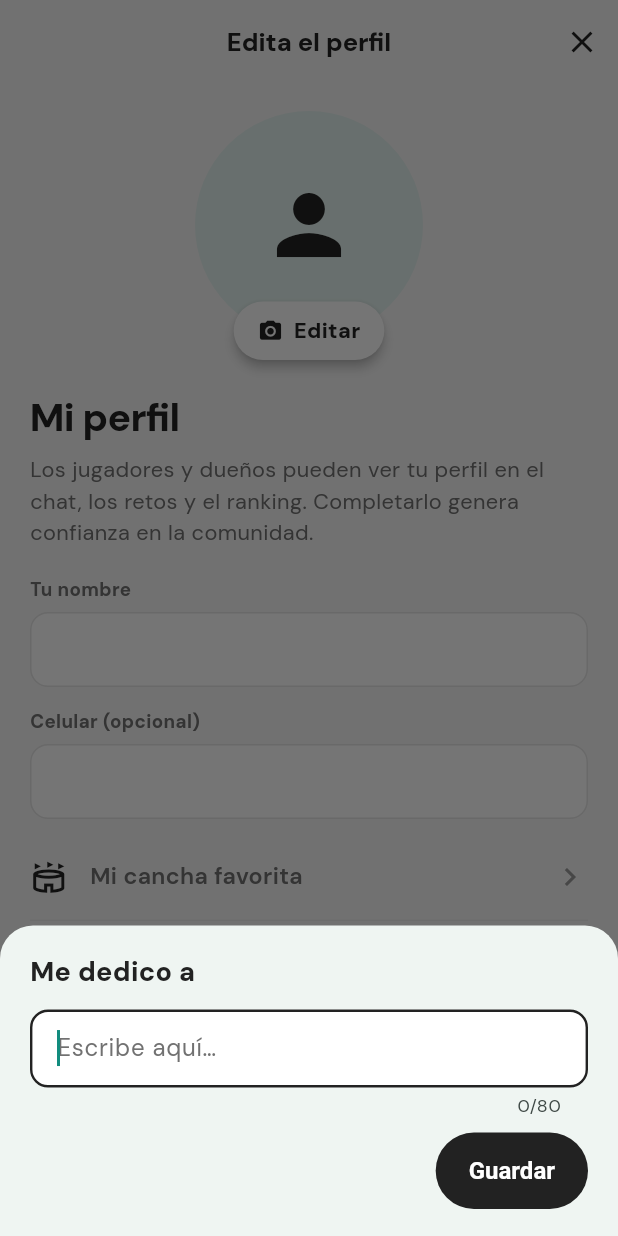
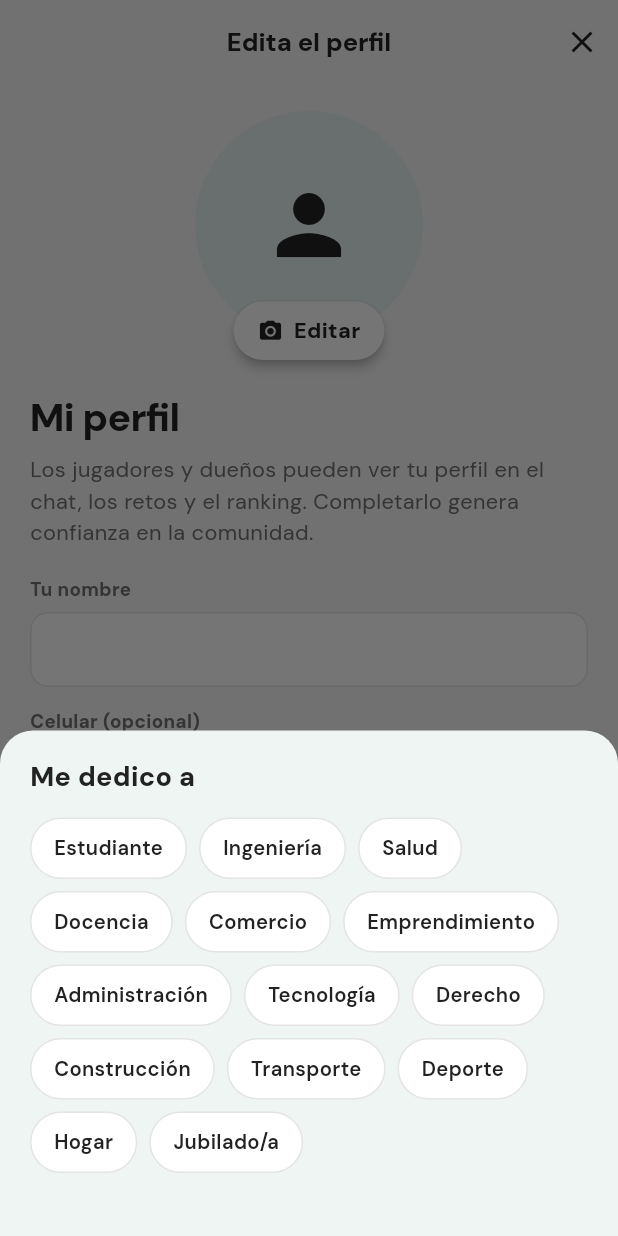
Before and after one commit to dcalagua/canchas-app-lima, a Flutter app: the EditarPerfilScreen screen opened directly, after a tap on "Me dedico a", on a phone screen of 412 x 824 dp. Run offline on Flutter 3.47's test engine with Material 3 defaults, Android fonts, the phone set to English and light mode, and no system bars; our stand-ins replace audioplayers, cached_network_image, file_picker, firebase_core, firebase_messaging, flutter_cache_manager and 19 more; missing offline and left inert: flutter_callkit_incoming, flutter_webrtc, google_mlkit_text_recognition, record; accounts and stored records are empty.

Commit message:
REGLA nueva en CLAUDE.md: sin campos de texto libre (todo por seleccion). Bio del perfil refactorizada a chips con opciones curadas (single/multi), claves nuevas tambien en el perfil publico

```diff
--- a/lib/screens/editar_perfil_screen.dart
+++ b/lib/screens/editar_perfil_screen.dart
@@ -26,18 +26,55 @@ class EditarPerfilScreen extends StatefulWidget {
   State<EditarPerfilScreen> createState() => _EditarPerfilScreenState();
 }
 
-/// Prompts de la bio (clave estable → ícono + etiqueta). Versión PCG de los
-/// "A donde siempre quise ir / Me dedico a" de Airbnb.
-const List<(String, IconData, String)> _kPromptsBio = [
-  ('cancha_favorita', Icons.stadium_outlined, 'Mi cancha favorita'),
-  ('dedico', Icons.work_outline, 'Me dedico a'),
-  ('juego_desde', Icons.history_outlined, 'Juego desde'),
-  ('logro', Icons.emoji_events_outlined, 'Mi mayor logro deportivo'),
-  ('tiempo', Icons.schedule_outlined, 'Dedico demasiado tiempo a'),
-  ('dato', Icons.lightbulb_outline, 'Dato curioso sobre mí'),
-  ('cancion', Icons.music_note_outlined, 'Mi canción para entrar en calor'),
-  ('amo', Icons.favorite_border, 'Amo'),
-  ('idiomas', Icons.translate_outlined, 'Idiomas que hablo'),
+/// Prompts de la bio, versión PCG de los de Airbnb. REGLA del app: nada de
+/// texto libre — cada prompt se responde ELIGIENDO entre opciones curadas
+/// (multi = permite varias, se guardan separadas por " · ").
+class _PromptBio {
+  const _PromptBio(this.clave, this.icono, this.etiqueta, this.opciones,
+      {this.multi = false});
+  final String clave;
+  final IconData icono;
+  final String etiqueta;
+  final List<String> opciones;
+  final bool multi;
+}
+
+const List<_PromptBio> _kPromptsBio = [
+  _PromptBio('dedico', Icons.work_outline, 'Me dedico a', [
+    'Estudiante', 'Ingeniería', 'Salud', 'Docencia', 'Comercio',
+    'Emprendimiento', 'Administración', 'Tecnología', 'Derecho',
+    'Construcción', 'Transporte', 'Deporte', 'Hogar', 'Jubilado/a',
+  ]),
+  _PromptBio('juego_desde', Icons.history_outlined, 'Juego desde hace', [
+    'Menos de 1 año', '1–3 años', '3–5 años', '5–10 años',
+    'Más de 10 años', 'Toda la vida',
+  ]),
+  _PromptBio('logro', Icons.emoji_events_outlined, 'Mi mayor logro deportivo', [
+    'Campeón de barrio', 'Campeón distrital', 'Campeón de academia',
+    'Campeón interescolar', 'Jugué federado', 'Medalla escolar',
+    'Aún lo estoy buscando', 'Jugar por diversión',
+  ]),
+  _PromptBio('estilo', Icons.sports_soccer_outlined, 'Mi estilo de juego', [
+    'Ofensivo', 'Defensivo', 'Estratega', 'Velocidad pura',
+    'Garra y corazón', 'Fair play primero', 'El del gol agónico',
+    'Zurdo/a de oro',
+  ]),
+  _PromptBio('tiempo', Icons.schedule_outlined, 'Dedico demasiado tiempo a', [
+    'Entrenar', 'Ver deporte', 'La familia', 'El trabajo',
+    'Videojuegos', 'Series', 'Música', 'Salir con amigos',
+  ]),
+  _PromptBio('musica', Icons.music_note_outlined,
+      'Mi música para entrar en calor', [
+    'Salsa', 'Reggaetón', 'Rock', 'Cumbia', 'Electrónica',
+    'Huayno', 'Pop', 'Trap', 'Criolla',
+  ]),
+  _PromptBio('horario', Icons.wb_twilight_outlined, 'Mi horario de juego', [
+    'Mañanero', 'Al mediodía', 'Por la tarde', 'Nocturno',
+    'Fines de semana', 'Cuando se pueda',
+  ]),
+  _PromptBio('idiomas', Icons.translate_outlined, 'Idiomas que hablo', [
+    'Español', 'Inglés', 'Portugués', 'Quechua', 'Aimara', 'Otro',
+  ], multi: true),
 ];
 
 class _EditarPerfilScreenState extends State<EditarPerfilScreen> {
@@ -130,54 +167,90 @@ class _EditarPerfilScreenState extends State<EditarPerfilScreen> {
     );
   }
 
-  /// Edita un prompt de la bio en un bottom sheet (estilo Airbnb).
-  Future<void> _editarPrompt(String clave, String etiqueta) async {
-    final ctrl = TextEditingController(text: _bio[clave] ?? '');
-    final res = await showModalBottomSheet<String>(
+  /// Responde un prompt ELIGIENDO entre opciones curadas (regla del app:
+  /// nada de texto libre). Single-select cierra al tocar; multi lleva "Listo".
+  Future<void> _editarPrompt(_PromptBio p) async {
+    final actuales = (_bio[p.clave] ?? '')
+        .split(' · ')
+        .where((x) => x.trim().isNotEmpty)
+        .toSet();
+    final res = await showModalBottomSheet<Set<String>>(
       context: context,
       isScrollControlled: true,
       shape: const RoundedRectangleBorder(
           borderRadius: BorderRadius.vertical(top: Radius.circular(22))),
-      builder: (ctx) => Padding(
-        padding: EdgeInsets.fromLTRB(
-            20, 18, 20, 18 + MediaQuery.of(ctx).viewInsets.bottom),
+      builder: (ctx) {
+        final sel = {...actuales};
+        return StatefulBuilder(
+          builder: (ctx, setS) => Padding(
+            padding: const EdgeInsets.fromLTRB(20, 18, 20, 26),
             child: Column(
               mainAxisSize: MainAxisSize.min,
               crossAxisAlignment: CrossAxisAlignment.start,
               children: [
-            Text(etiqueta,
+                Text(p.etiqueta,
                     style: const TextStyle(
                         fontWeight: FontWeight.w800, fontSize: 18)),
-            const SizedBox(height: 12),
-            TextField(
-              controller: ctrl,
-              autofocus: true,
-              maxLength: 80,
-              textCapitalization: TextCapitalization.sentences,
-              decoration: InputDecoration(
-                hintText: 'Escribe aquí…',
-                border: OutlineInputBorder(
-                    borderRadius: BorderRadius.circular(12)),
+                const SizedBox(height: 14),
+                Wrap(
+                  spacing: 8,
+                  runSpacing: 8,
+                  children: [
+                    for (final o in p.opciones)
+                      GestureDetector(
+                        onTap: () {
+                          if (p.multi) {
+                            setS(() => sel.contains(o)
+                                ? sel.remove(o)
+                                : sel.add(o));
+                          } else {
+                            Navigator.of(ctx).pop({o});
+                          }
+                        },
+                        child: Container(
+                          padding: const EdgeInsets.symmetric(
+                              horizontal: 15, vertical: 10),
+                          decoration: BoxDecoration(
+                            color: sel.contains(o)
+                                ? const Color(0xFFEBEBEB)
+                                : Colors.white,
+                            borderRadius: BorderRadius.circular(30),
+                            border: Border.all(
+                                color: sel.contains(o)
+                                    ? const Color(0xFFB9B9B9)
+                                    : const Color(0xFFE4E4E4)),
                           ),
-              onSubmitted: (v) => Navigator.of(ctx).pop(v),
+                          child: Text(o,
+                              style: TextStyle(
+                                  fontSize: 13.5,
+                                  fontWeight: sel.contains(o)
+                                      ? FontWeight.w800
+                                      : FontWeight.w600,
+                                  color: tinta)),
                         ),
-            const SizedBox(height: 10),
+                      ),
+                  ],
+                ),
+                const SizedBox(height: 16),
                 Row(
                   children: [
-                if ((_bio[clave] ?? '').isNotEmpty)
+                    if (actuales.isNotEmpty)
                       TextButton(
-                    onPressed: () => Navigator.of(ctx).pop(''),
+                        onPressed: () =>
+                            Navigator.of(ctx).pop(<String>{}),
                         child: const Text('Quitar',
                             style: TextStyle(color: textoTenue)),
                       ),
                     const Spacer(),
+                    if (p.multi)
                       FilledButton(
                         style: FilledButton.styleFrom(
                             backgroundColor: tinta,
                             shape: RoundedRectangleBorder(
-                          borderRadius: BorderRadius.circular(999))),
-                  onPressed: () => Navigator.of(ctx).pop(ctrl.text),
-                  child: const Text('Guardar'),
+                                borderRadius:
+                                    BorderRadius.circular(999))),
+                        onPressed: () => Navigator.of(ctx).pop(sel),
+                        child: const Text('Listo'),
                       ),
                   ],
                 ),
@@ -185,13 +258,15 @@ class _EditarPerfilScreenState extends State<EditarPerfilScreen> {
             ),
           ),
         );
+      },
+    );
     if (res == null || !mounted) return;
     setState(() {
-      final v = res.trim();
-      if (v.isEmpty) {
-        _bio.remove(clave);
+      if (res.isEmpty) {
+        _bio.remove(p.clave);
       } else {
-        _bio[clave] = v;
+        // Conserva el orden del catálogo (data consistente entre perfiles).
+        _bio[p.clave] = p.opciones.where(res.contains).join(' · ');
       }
     });
   }
@@ -376,23 +451,23 @@ class _EditarPerfilScreenState extends State<EditarPerfilScreen> {
                       fmt: [FilteringTextInputFormatter.digitsOnly]),
                   const SizedBox(height: 10),
                   // ── Prompts estilo Airbnb (versión deportiva) ──
-                  for (final (clave, icono, etiqueta) in _kPromptsBio) ...[
+                  for (final pr in _kPromptsBio) ...[
                     InkWell(
-                      onTap: () => _editarPrompt(clave, etiqueta),
+                      onTap: () => _editarPrompt(pr),
                       child: Padding(
                         padding: const EdgeInsets.symmetric(vertical: 16),
                         child: Row(
                           children: [
-                            Icon(icono, size: 25, color: tinta),
+                            Icon(pr.icono, size: 25, color: tinta),
                             const SizedBox(width: 15),
                             Expanded(
-                              child: (_bio[clave] ?? '').isEmpty
-                                  ? Text(etiqueta,
+                              child: (_bio[pr.clave] ?? '').isEmpty
+                                  ? Text(pr.etiqueta,
                                       style: TextStyle(
                                           fontSize: 15.5,
                                           fontWeight: FontWeight.w600,
                                           color: textoTenueDe(context)))
-                                  : Text('$etiqueta: ${_bio[clave]}',
+                                  : Text('${pr.etiqueta}: ${_bio[pr.clave]}',
                                       maxLines: 2,
                                       overflow: TextOverflow.ellipsis,
                                       style: const TextStyle(
--- a/lib/screens/perfil_global_screen.dart
+++ b/lib/screens/perfil_global_screen.dart
@@ -31,14 +31,13 @@ class PerfilGlobalScreen extends StatefulWidget {
 /// Prompts de la bio (misma lista/orden que "Editar perfil"): clave estable →
 /// ícono + etiqueta. Solo se pintan los que el jugador llenó.
 const List<(String, IconData, String)> _kPromptsPerfil = [
-  ('cancha_favorita', Icons.stadium_outlined, 'Mi cancha favorita'),
   ('dedico', Icons.work_outline, 'Me dedico a'),
-  ('juego_desde', Icons.history_outlined, 'Juego desde'),
+  ('juego_desde', Icons.history_outlined, 'Juego desde hace'),
   ('logro', Icons.emoji_events_outlined, 'Mi mayor logro deportivo'),
+  ('estilo', Icons.sports_soccer_outlined, 'Mi estilo de juego'),
   ('tiempo', Icons.schedule_outlined, 'Dedico demasiado tiempo a'),
-  ('dato', Icons.lightbulb_outline, 'Dato curioso sobre mí'),
-  ('cancion', Icons.music_note_outlined, 'Mi canción para entrar en calor'),
-  ('amo', Icons.favorite_border, 'Amo'),
+  ('musica', Icons.music_note_outlined, 'Mi música para entrar en calor'),
+  ('horario', Icons.wb_twilight_outlined, 'Mi horario de juego'),
   ('idiomas', Icons.translate_outlined, 'Idiomas que hablo'),
 ];
 
```
Also changed, not shown: 1 other file. Lines whose indentation alone changed are shown as unchanged.
